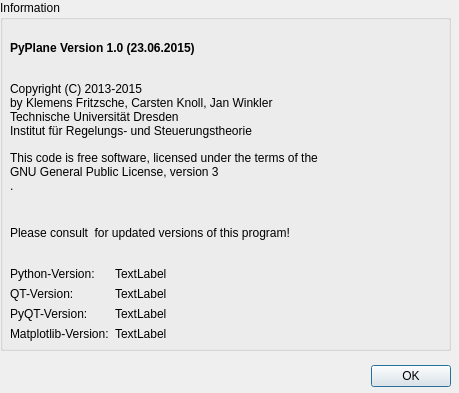
TUD-RST/pyplane, file gui/Ui_PyPlane_about.ui: the form before one commit.
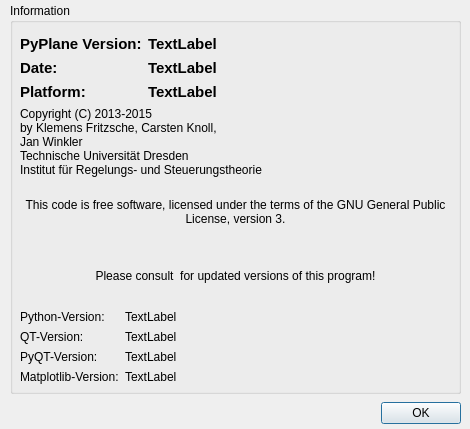
The form after the commit. Icons and pictures are not drawn.

Commit message: - Updated pyplane logos - created icon files for MS windows

Diff of the .ui file:
```diff
--- a/gui/Ui_PyPlane_about.ui
+++ b/gui/Ui_PyPlane_about.ui
@@ -6,8 +6,8 @@
    <rect>
     <x>0</x>
     <y>0</y>
-    <width>459</width>
-    <height>393</height>
+    <width>470</width>
+    <height>429</height>
    </rect>
   </property>
   <property name="windowTitle">
@@ -16,8 +16,8 @@
   <widget class="QDialogButtonBox" name="buttonBox">
    <property name="geometry">
     <rect>
-     <x>110</x>
-     <y>360</y>
+     <x>120</x>
+     <y>397</y>
      <width>341</width>
      <height>32</height>
     </rect>
@@ -32,10 +32,10 @@
   <widget class="QGroupBox" name="grpInfo">
    <property name="geometry">
     <rect>
-     <x>0</x>
-     <y>0</y>
+     <x>10</x>
+     <y>3</y>
      <width>451</width>
-     <height>351</height>
+     <height>391</height>
     </rect>
    </property>
    <property name="title">
@@ -47,31 +47,130 @@
       <x>10</x>
       <y>20</y>
       <width>431</width>
-      <height>321</height>
+      <height>361</height>
      </rect>
     </property>
     <layout class="QVBoxLayout" name="verticalLayout">
      <item>
       <layout class="QHBoxLayout" name="horizontalLayout_2">
        <item>
-        <widget class="QLabel" name="txtProgName">
-         <property name="font">
-          <font>
-           <weight>75</weight>
-           <bold>true</bold>
-          </font>
-         </property>
-         <property name="text">
-          <string>PyPlane Version 1.0 (23.06.2015)</string>
-         </property>
-        </widget>
+        <layout class="QVBoxLayout" name="verticalLayout_2">
+         <item>
+          <layout class="QFormLayout" name="formLayout_2">
+           <property name="fieldGrowthPolicy">
+            <enum>QFormLayout::AllNonFixedFieldsGrow</enum>
+           </property>
+           <property name="topMargin">
+            <number>12</number>
+           </property>
+           <item row="0" column="0">
+            <widget class="QLabel" name="label_pyplane_version">
+             <property name="font">
+              <font>
+               <pointsize>11</pointsize>
+               <weight>75</weight>
+               <bold>true</bold>
+              </font>
+             </property>
+             <property name="text">
+              <string>PyPlane Version:</string>
+             </property>
+            </widget>
+           </item>
+           <item row="0" column="1">
+            <widget class="QLabel" name="pyplane_version_info">
+             <property name="font">
+              <font>
+               <pointsize>11</pointsize>
+               <weight>75</weight>
+               <bold>true</bold>
+              </font>
+             </property>
+             <property name="text">
+              <string>TextLabel</string>
+             </property>
+            </widget>
+           </item>
+           <item row="1" column="0">
+            <widget class="QLabel" name="label_pyplane_date">
+             <property name="font">
+              <font>
+               <pointsize>11</pointsize>
+               <weight>75</weight>
+               <bold>true</bold>
+              </font>
+             </property>
+             <property name="text">
+              <string>Date:</string>
+             </property>
+            </widget>
+           </item>
+           <item row="1" column="1">
+            <widget class="QLabel" name="pyplane_date">
+             <property name="font">
+              <font>
+               <pointsize>11</pointsize>
+               <weight>75</weight>
+               <bold>true</bold>
+              </font>
+             </property>
+             <property name="text">
+              <string>TextLabel</string>
+             </property>
+            </widget>
+           </item>
+           <item row="2" column="0">
+            <widget class="QLabel" name="label_platform">
+             <property name="font">
+              <font>
+               <pointsize>11</pointsize>
+               <weight>75</weight>
+               <bold>true</bold>
+              </font>
+             </property>
+             <property name="text">
+              <string>Platform:</string>
+             </property>
+            </widget>
+           </item>
+           <item row="2" column="1">
+            <widget class="QLabel" name="pyplane_platform">
+             <property name="font">
+              <font>
+               <pointsize>11</pointsize>
+               <weight>75</weight>
+               <bold>true</bold>
+              </font>
+             </property>
+             <property name="text">
+              <string>TextLabel</string>
+             </property>
+            </widget>
+           </item>
+          </layout>
+         </item>
+         <item>
+          <widget class="QLabel" name="txtCopyright">
+           <property name="text">
+            <string>Copyright (C) 2013-2015
+by Klemens Fritzsche, Carsten Knoll, 
+Jan Winkler
+Technische Universität Dresden
+Institut für Regelungs- und Steuerungstheorie</string>
+           </property>
+           <property name="wordWrap">
+            <bool>true</bool>
+           </property>
+          </widget>
+         </item>
+        </layout>
        </item>
        <item>
         <widget class="QLabel" name="label">
          <property name="maximumSize">
           <size>
-           <width>60</width>
-           <height>60</height>
+           <width>200</width>
+           <height>200</height>
           </size>
          </property>
          <property name="text">
@@ -88,32 +187,26 @@
       </layout>
      </item>
      <item>
-      <widget class="QLabel" name="txtCopyright">
+      <widget class="QLabel" name="txtGPL">
        <property name="text">
-        <string>Copyright (C) 2013-2015
-by Klemens Fritzsche, Carsten Knoll, Jan Winkler
-Technische Universität Dresden
-Institut für Regelungs- und Steuerungstheorie</string>
+        <string>This code is free software, licensed under the terms of the GNU General Public License, version 3&lt;http://www.gnu.org/license/&gt;.</string>
+       </property>
+       <property name="alignment">
+        <set>Qt::AlignCenter</set>
        </property>
        <property name="wordWrap">
         <bool>true</bool>
        </property>
       </widget>
      </item>
-     <item>
-      <widget class="QLabel" name="txtGPL">
-       <property name="text">
-        <string>This code is free software, licensed under the terms of the
-GNU General Public License, version 3
-&lt;http://www.gnu.org/license/&gt;.</string>
-       </property>
-      </widget>
-     </item>
      <item>
       <widget class="QLabel" name="label_2">
        <property name="text">
         <string>Please consult &lt;https://github.com/TUD-RST/pyplane.git&gt; for updated versions of this program!</string>
        </property>
+       <property name="alignment">
+        <set>Qt::AlignCenter</set>
+       </property>
        <property name="wordWrap">
         <bool>true</bool>
        </property>
```
The commit also changes 14 other files.
